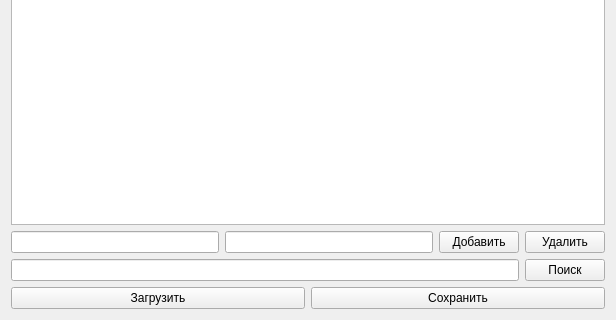
Old version of the form MainWindow.ui in the repository vladpower/ProdApp; both pictures show x 0 to 616 and y 170 to 490 of the 616 by 490 pixel window.
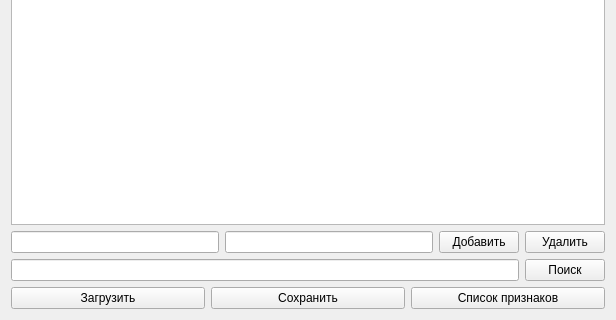
New version of the form.

```diff
--- a/MainWindow.ui
+++ b/MainWindow.ui
@@ -13,6 +13,8 @@
   <property name="windowTitle">
    <string>ProdApp</string>
   </property>
+  <layout class="QVBoxLayout" name="verticalLayout_2">
+   <item>
   <layout class="QVBoxLayout" name="verticalLayout">
    <item>
     <widget class="QTableWidget" name="rules_tw">
@@ -112,6 +114,15 @@
         <string>Сохранить</string>
        </property>
       </widget>
+       </item>
+       <item>
+        <widget class="QPushButton" name="attrs_pb">
+         <property name="text">
+          <string>Список признаков</string>
+         </property>
+        </widget>
+       </item>
+      </layout>
      </item>
     </layout>
    </item>
```
Left out of the diff: 9 changed lines with no effect on the pictures. Lines whose indentation alone changed are shown as unchanged.
